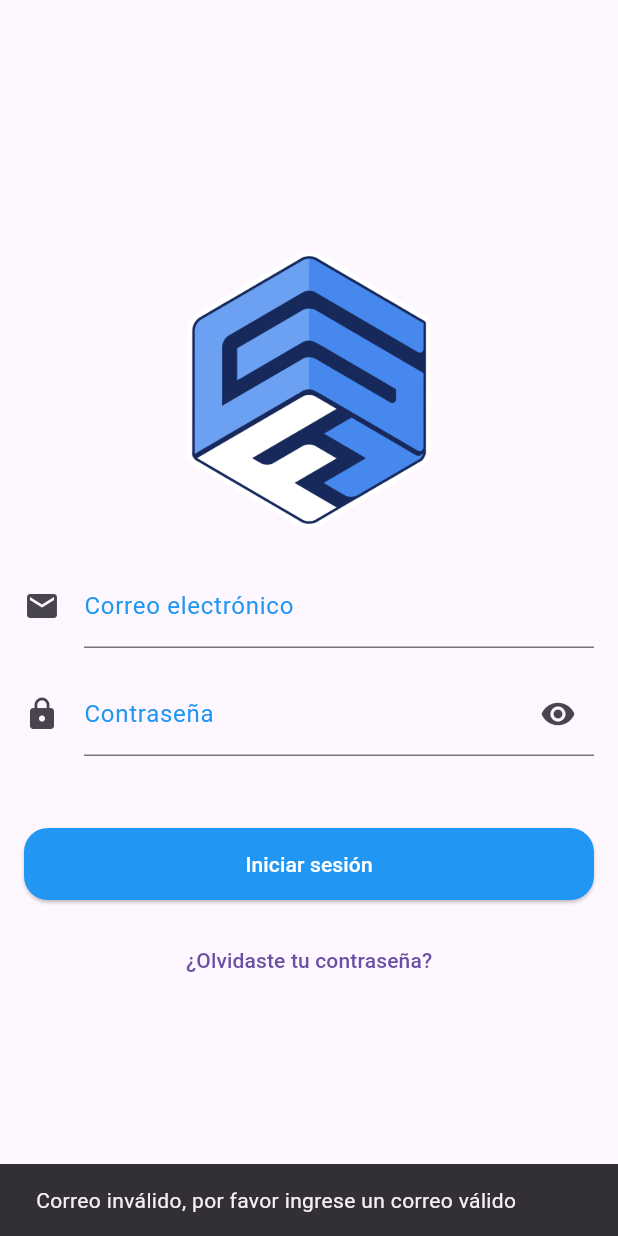
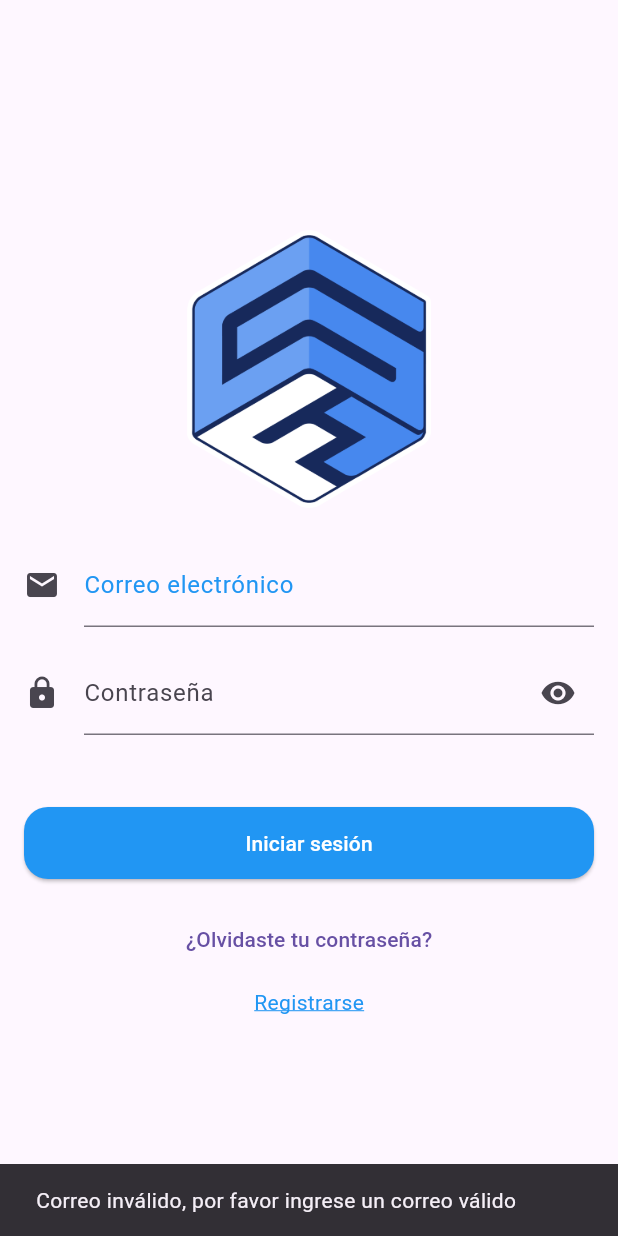
Before and after one commit to 12Edwin/flutter-finance, a Flutter app: the screen it shows after launch, after a tap on "Iniciar sesión", on a phone screen of 412 x 824 dp. Run offline on Flutter 3.47's test engine with Material 3 defaults, Android fonts, the phone set to English and light mode, and no system bars; our stand-ins replace firebase_auth, firebase_core; accounts and stored records are empty.

Commit message:
Fire base

```diff
--- /dev/null
+++ b/lib/kernel/widget/text_form_field_password.dart
@@ -0,0 +1,47 @@
+import 'package:flutter/material.dart';
+
+class TextFieldPassword extends StatefulWidget {
+  final TextEditingController controller;
+  final String hintText;
+  final String labelText;
+  final String? Function(String?)? validator;
+
+  const TextFieldPassword({
+    super.key,
+    required this.controller,
+    this.hintText = 'Contraseña',
+    this.labelText = 'Contraseña',
+    this.validator,
+  });
+
+  @override
+  _TextFieldPasswordState createState() => _TextFieldPasswordState();
+}
+
+class _TextFieldPasswordState extends State<TextFieldPassword> {
+  bool _isObscure = true;
+
+  @override
+  Widget build(BuildContext context) {
+    return TextFormField(
+      controller: widget.controller,
+      obscureText: _isObscure,
+      decoration: InputDecoration(
+        hintText: widget.hintText,
+        labelText: widget.labelText,
+        icon: const Icon(Icons.lock),
+        suffixIcon: IconButton(
+          onPressed: () {
+            setState(() {
+              _isObscure = !_isObscure;
+            });
+          },
+          icon: Icon(
+            _isObscure ? Icons.visibility : Icons.visibility_off,
+          ),
+        ),
+      ),
+      validator: widget.validator,
+    );
+  }
+}
--- a/lib/main.dart
+++ b/lib/main.dart
@@ -1,12 +1,19 @@
 import 'package:finance_app/widget/splash_screen.dart';
 import 'package:flutter/material.dart';
+import 'package:firebase_core/firebase_core.dart';
+import 'firebase_options.dart';
+
 
 import 'modules/auth/login.dart';
 import 'modules/auth/recovery.dart';
+import 'modules/auth/register.dart';
 import 'modules/auth/send_code.dart';
 import 'modules/auth/validate_code.dart';
+import 'navigation/navigation.dart';
 
-void main() {
+void main () async {
+  WidgetsFlutterBinding.ensureInitialized();
+  await Firebase.initializeApp(options: DefaultFirebaseOptions.currentPlatform,);
   runApp(const MyApp());
 }
 
@@ -18,11 +25,12 @@ class MyApp extends StatelessWidget {
   Widget build(BuildContext context) {
     return MaterialApp(
       debugShowCheckedModeBanner: false,
-      initialRoute: '/login',
+      initialRoute: '/register',
       routes: {
         '/': (context) => const SplashScreen(),
-        //'/menu': (context) => const Navigation(),
+        '/menu': (context) => const Navigation(),
         '/login': (context) => const Login(),
+        '/register': (context) => const Register(),
         '/sendCode': (context) => const SendCode(),
         '/validateCode': (context) => const ValidateCode(),
         '/recovery': (context) => const Recovery(),
--- a/lib/modules/auth/login.dart
+++ b/lib/modules/auth/login.dart
@@ -1,4 +1,7 @@
+import 'package:firebase_auth/firebase_auth.dart';
 import 'package:flutter/material.dart';
+
+import '../../kernel/widget/text_form_field_password.dart';
 
 class Login extends StatefulWidget {
   const Login ({super.key});
@@ -48,32 +51,7 @@ class _State extends State<Login> {
                           },
                         ),
                         const SizedBox(height: 16),
-                        TextFormField(
-                          decoration: InputDecoration(
-                            hintText: 'Contraseña',
-                            hintStyle: const TextStyle(color: Colors.blue),
-                            labelText: 'Contraseña',
-                            icon: const Icon(Icons.lock),
-                            suffixIcon: IconButton(
-                              onPressed: () {
-                                setState(() {
-                                  _obscureText = !_obscureText;
-                                });
-                              },
-                              icon: Icon(_obscureText ? Icons.visibility : Icons.visibility_off)
-                            ),
-                            labelStyle: const TextStyle(color: Colors.blue),
-                          ),
-                          obscureText: _obscureText,
-                          keyboardType: TextInputType.visiblePassword,
-                          controller: _passwordController,
-                          validator: (value) {
-                            if (value!.isEmpty) {
-                              return 'Por favor, ingrese su contraseña';
-                            }
-                            return null;
-                          },
-                        ),
+                        TextFieldPassword(controller: _passwordController,),
                         const SizedBox(height: 48),
                         SizedBox(
                           width: double.infinity,
@@ -86,7 +64,7 @@ class _State extends State<Login> {
                                 borderRadius: BorderRadius.circular(16.0),
                               ),
                             ),
-                            onPressed: () {
+                            onPressed: () async {
                               if (_emailController.text.contains('@') == false) {
                                 ScaffoldMessenger.of(context).showSnackBar(
                                   const SnackBar(
@@ -99,7 +77,19 @@ class _State extends State<Login> {
                                   const SnackBar(content: Text('Por favor, ingrese su correo electrónico y contraseña'))
                                 );
                               } else {
-                                // Lógica de inicio de sesión aquí
+                                try {
+                                    final credential = await FirebaseAuth.instance.signInWithEmailAndPassword(
+                                      email: _emailController.text,
+                                      password: _passwordController.text
+                                    );
+                                  } on FirebaseAuthException catch (e) {
+                                    if (e.code == 'user-not-found') {
+                                      print('No user found for that email.');
+                                    } else if (e.code == 'wrong-password') {
+                                      print('Wrong password provided for that user.');
+                                    }
+                                    print(e);
+                                  }
                               }
                             },
                             child: const Text('Iniciar sesión'),
@@ -111,6 +101,11 @@ class _State extends State<Login> {
                             Navigator.pushNamed(context, '/sendCode');
                           },
                           child: const Text('¿Olvidaste tu contraseña?'),
+                        ),
+                        const SizedBox(height: 8,),
+                        InkWell(
+                          onTap: () => Navigator.pushNamed(context, '/register'),
+                          child: const Text('Registrarse', style: TextStyle(color: Colors.blue, decoration: TextDecoration.underline, decorationColor: Colors.blue)),
                         ),
                       ],
                     ),
--- /dev/null
+++ b/lib/modules/auth/register.dart
@@ -0,0 +1,124 @@
+import 'package:finance_app/kernel/widget/text_form_field_password.dart';
+import 'package:firebase_auth/firebase_auth.dart';
+import 'package:flutter/material.dart';
+
+class Register extends StatefulWidget {
+  const Register({super.key});
+
+  @override
+  State<Register> createState() => _RegisterState();
+}
+
+class _RegisterState extends State<Register> {
+  final GlobalKey<FormState> _formKey = GlobalKey<FormState>();
+  final TextEditingController emailController = TextEditingController();
+  final TextEditingController passwordController = TextEditingController();
+  final TextEditingController passwordConfirmController = TextEditingController();
+  bool isObscure = true;
+  bool isObscureConfirm = true;
+
+  @override
+  Widget build(BuildContext context) {
+    return Scaffold(
+      appBar: AppBar(
+      title: const Text('Registro'),
+      automaticallyImplyLeading: true,
+      backgroundColor: Colors.white,
+      ),
+
+      body: SingleChildScrollView(
+        child: Padding(
+            padding: const EdgeInsets.all(16),
+          child: Center(
+            child: Column(
+              crossAxisAlignment: CrossAxisAlignment.center,
+              mainAxisAlignment: MainAxisAlignment.center,
+              children: [
+                Image.asset('assets/logo.png', width: 200, height: 200),
+                const SizedBox(height: 16),
+                Form(
+                  key: _formKey,
+                  child: Column(
+                    children: [
+                      TextFormField(
+                        decoration: const InputDecoration(
+                          hintText: 'Correo electrónico',
+                          hintStyle: TextStyle(color: Colors.blue),
+                          labelText: 'Correo electrónico',
+                          icon: Icon(Icons.email),
+                          labelStyle: TextStyle(color: Colors.blue),
+                        ),
+                        keyboardType: TextInputType.emailAddress,
+                        controller: emailController,
+                        validator: (String? value) {
+                          if (value?.contains('@') == false) {
+                            return 'Por favor, ingrese su correo electrónico';
+                          }
+                          return null;
+                        },
+                      ),
+                      const SizedBox(height: 16),
+                      TextFieldPassword(controller: passwordController, labelText: 'Contraseña',
+                          validator: (String? value) {
+                            if (value!.isEmpty) {
+                              return 'Por favor, ingrese su contraseña';
+                            }
+                            return null;
+                          },
+                      ),
+                      TextFieldPassword(controller: passwordConfirmController, labelText: 'Confirmar contraseña',
+                          validator: (String? value) {
+                            if (value!.isEmpty) {
+                              return 'Por favor, ingrese su contraseña';
+                            }
+                            if (value != passwordController.text) {
+                              return 'Las contraseñas no coinciden';
+                            }
+                            return null;
+                          },
+                      ),
+                      const SizedBox(height: 16),
+                      SizedBox(
+                        width: double.infinity,
+                        height: 48,
+                        child: ElevatedButton(
+                          style: OutlinedButton.styleFrom(
+                            foregroundColor: Colors.white,
+                            backgroundColor: Colors.blue,
+                            shape: RoundedRectangleBorder(
+                              borderRadius: BorderRadius.circular(16.0),
+                            ),
+                          ),
+                          onPressed: () async {
+                            if (_formKey.currentState!.validate()) {
+                              try {
+                                final credential = await FirebaseAuth.instance.createUserWithEmailAndPassword(
+                                  email: emailController.text,
+                                  password: passwordController.text,
+                                );
+                              } on FirebaseAuthException catch (e) {
+                                if (e.code == 'weak-password') {
+                                  print('The password provided is too weak.');
+                                } else if (e.code == 'email-already-in-use') {
+                                  print('The account already exists for that email.');
+                                }
+                              } catch (e) {
+                                print(e);
+                              }
+
+                            }
+                          },
+                          child: const Text('Registrarse'),
+                        ),
+                      ),
+                    ],
+                    )
+                )
+              ],
+            ),
+          ),
+        ),
+      ),
+    );
+  }
+}
--- a/lib/widget/splash_screen.dart
+++ b/lib/widget/splash_screen.dart
@@ -1,4 +1,5 @@
 import 'package:flutter/cupertino.dart';
+import 'package:firebase_auth/firebase_auth.dart';
 
 class SplashScreen extends StatefulWidget {
   const SplashScreen({super.key});
@@ -8,6 +9,24 @@ class SplashScreen extends StatefulWidget {
 }
 
 class _SplashScreenState extends State<SplashScreen> {
+
+  @override
+  void initState() {
+    super.initState();
+    FirebaseAuth.instance
+    .authStateChanges()
+    .listen((User? user) async {
+      if (user != null) {
+        Navigator.pushNamed(context, '/menu');
+      }else{
+        Navigator.pushNamed(context, '/login');
+      }
+    });
+
+    // Future.delayed(const Duration(seconds: 3), (){
+    //   Navigator.pushReplacementNamed(context, '/login');
+    // });
+  }
   @override
   Widget build(BuildContext context) {
     return const Placeholder();
--- a/pubspec.yaml
+++ b/pubspec.yaml
@@ -30,11 +30,12 @@ environment:
 dependencies:
   flutter:
     sdk: flutter
-
+  firebase_core: ^2.10.0
 
   # The following adds the Cupertino Icons font to your application.
   # Use with the CupertinoIcons class for iOS style icons.
   cupertino_icons: ^1.0.8
+  firebase_auth: ^4.16.0
 
 dev_dependencies:
   flutter_test:
```
Also changed, not shown: lib/navigation/home.dart (added, +22 -0 lines), lib/navigation/navigation.dart (added, +48 -0 lines), lib/navigation/profile.dart (added, +98 -0 lines), firebase.json (added), lib/firebase_options.dart (added), 8 other files.
